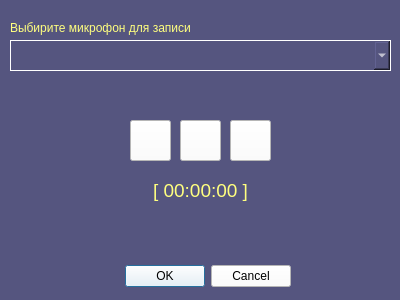
This is GUI/micselect.ui in dimanchik79/ScoolCam as Qt 5 draws it before an edit. The edited form follows.
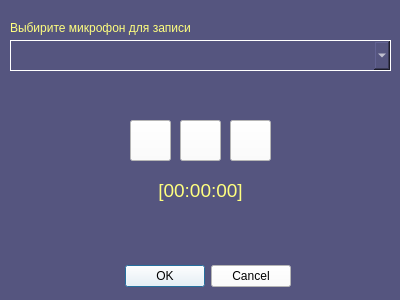
This is the edited form. Icons and pictures are not drawn.

The edit to the form file:
```diff
--- a/GUI/micselect.ui
+++ b/GUI/micselect.ui
@@ -95,7 +95,7 @@
     <string notr="true">color: rgb(255, 255, 127)</string>
    </property>
    <property name="text">
-    <string>[ 00:00:00 ]</string>
+    <string>[00:00:00]</string>
    </property>
    <property name="alignment">
     <set>Qt::AlignCenter</set>
```
Left out of the diff: 16 changed lines with no effect on the pictures.
